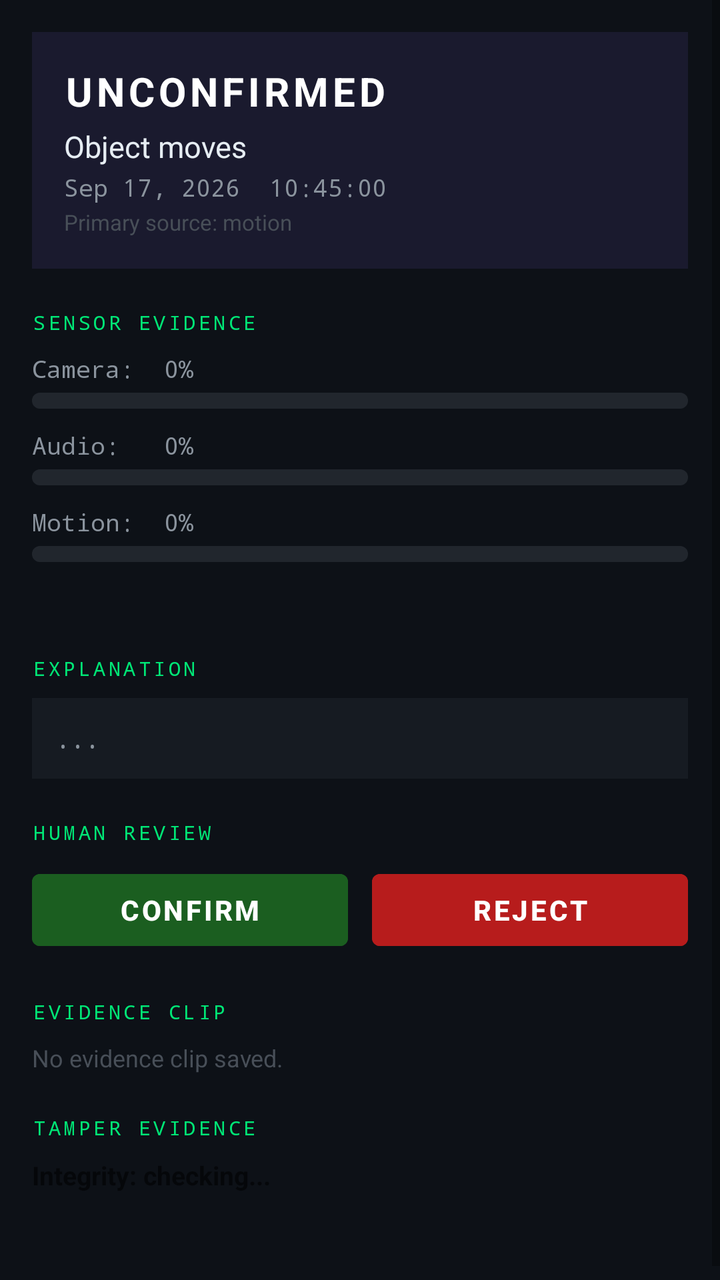
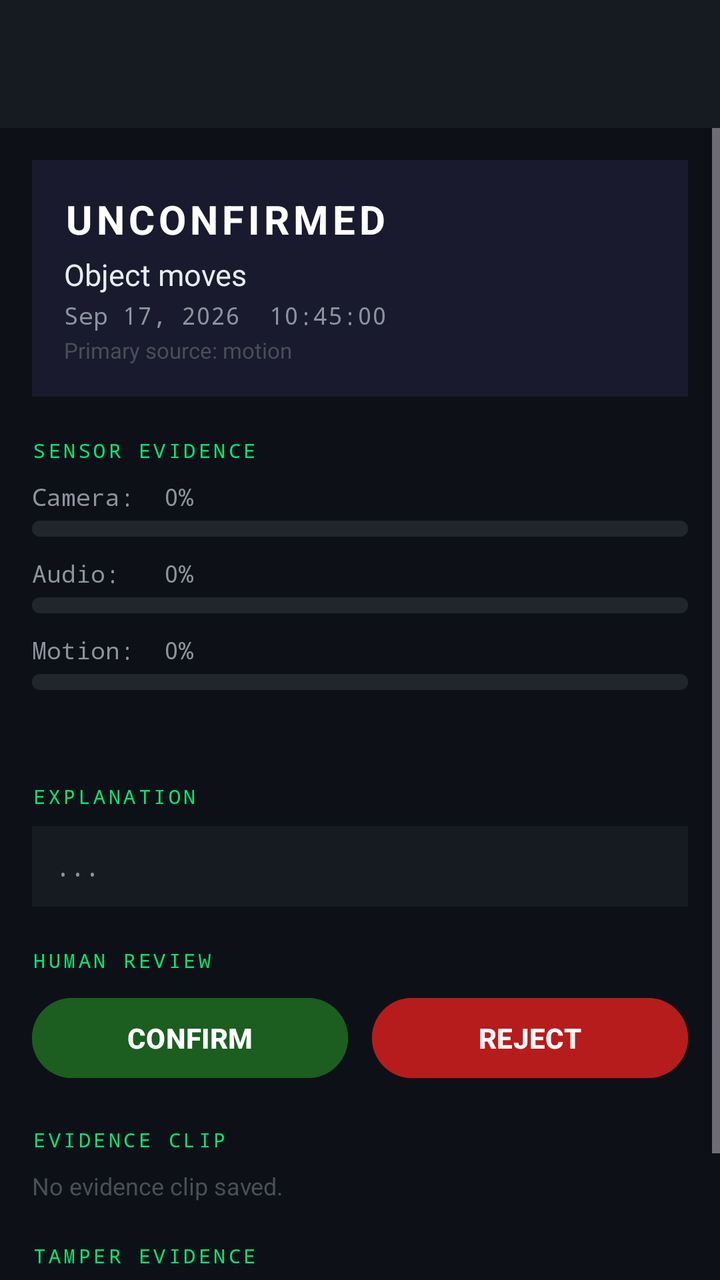

An Android layout rendered at two revisions. The XML below is the earlier revision; the diff shows what the commit changed to produce the second picture.
<!-- AndroidManifest.xml: application theme Theme.TRACE -->
<!-- res/layout/activity_event_detail.xml -->
<?xml version="1.0" encoding="utf-8"?>
<ScrollView xmlns:android="http://schemas.android.com/apk/res/android"
    android:layout_width="match_parent"
    android:layout_height="match_parent"
    android:background="#0D1117">

    <LinearLayout
        android:layout_width="match_parent"
        android:layout_height="wrap_content"
        android:orientation="vertical"
        android:padding="16dp">

        
        <LinearLayout
            android:id="@+id/statusCard"
            android:layout_width="match_parent"
            android:layout_height="wrap_content"
            android:orientation="vertical"
            android:padding="16dp"
            android:background="#1A1A2E">

            <TextView
                android:id="@+id/tvStatus"
                android:layout_width="wrap_content"
                android:layout_height="wrap_content"
                android:textColor="#FFFFFF"
                android:textSize="20sp"
                android:textStyle="bold"
                android:letterSpacing="0.1"
                android:text="UNCONFIRMED" />

            <TextView
                android:id="@+id/tvEventType"
                android:layout_width="wrap_content"
                android:layout_height="wrap_content"
                android:textColor="#E6EDF3"
                android:textSize="15sp"
                android:layout_marginTop="4dp"
                android:text="Object moves" />

            <TextView
                android:id="@+id/tvTimestamp"
                android:layout_width="wrap_content"
                android:layout_height="wrap_content"
                android:textColor="#8B949E"
                android:textSize="12sp"
                android:fontFamily="monospace"
                android:layout_marginTop="2dp"
                android:text="Sep 17, 2026  10:45:00" />

            <TextView
                android:id="@+id/tvSource"
                android:layout_width="wrap_content"
                android:layout_height="wrap_content"
                android:textColor="#484F58"
                android:textSize="11sp"
                android:layout_marginTop="2dp"
                android:text="Primary source: motion" />

        </LinearLayout>

        
        <TextView
            android:layout_width="match_parent"
            android:layout_height="wrap_content"
            android:text="SENSOR EVIDENCE"
            android:textColor="#00E676"
            android:textSize="10sp"
            android:letterSpacing="0.15"
            android:fontFamily="monospace"
            android:layout_marginTop="20dp"
            android:layout_marginBottom="8dp" />

        
        <LinearLayout android:layout_width="match_parent" android:layout_height="wrap_content" android:orientation="vertical" android:layout_marginBottom="10dp">
            <TextView android:id="@+id/tvCameraConf" android:layout_width="match_parent" android:layout_height="wrap_content" android:textColor="#8B949E" android:textSize="12sp" android:fontFamily="monospace" android:text="Camera:  0%" />
            <ProgressBar android:id="@+id/progressCamera" style="@android:style/Widget.ProgressBar.Horizontal" android:layout_width="match_parent" android:layout_height="8dp" android:layout_marginTop="4dp" android:progressTint="#58A6FF" android:progressBackgroundTint="#21262D" android:max="100" android:progress="0" />
        </LinearLayout>

        
        <LinearLayout android:layout_width="match_parent" android:layout_height="wrap_content" android:orientation="vertical" android:layout_marginBottom="10dp">
            <TextView android:id="@+id/tvAudioConf" android:layout_width="match_parent" android:layout_height="wrap_content" android:textColor="#8B949E" android:textSize="12sp" android:fontFamily="monospace" android:text="Audio:   0%" />
            <ProgressBar android:id="@+id/progressAudio" style="@android:style/Widget.ProgressBar.Horizontal" android:layout_width="match_parent" android:layout_height="8dp" android:layout_marginTop="4dp" android:progressTint="#F85149" android:progressBackgroundTint="#21262D" android:max="100" android:progress="0" />
        </LinearLayout>

        
        <LinearLayout android:layout_width="match_parent" android:layout_height="wrap_content" android:orientation="vertical" android:layout_marginBottom="10dp">
            <TextView android:id="@+id/tvMotionConf" android:layout_width="match_parent" android:layout_height="wrap_content" android:textColor="#8B949E" android:textSize="12sp" android:fontFamily="monospace" android:text="Motion:  0%" />
            <ProgressBar android:id="@+id/progressMotion" style="@android:style/Widget.ProgressBar.Horizontal" android:layout_width="match_parent" android:layout_height="8dp" android:layout_marginTop="4dp" android:progressTint="#00E676" android:progressBackgroundTint="#21262D" android:max="100" android:progress="0" />
        </LinearLayout>

        
        <TextView
            android:id="@+id/tvExtraSensors"
            android:layout_width="match_parent"
            android:layout_height="wrap_content"
            android:textColor="#8B949E"
            android:textSize="12sp"
            android:fontFamily="monospace"
            android:layout_marginBottom="10dp"
            android:text="" />

        
        <TextView
            android:layout_width="match_parent"
            android:layout_height="wrap_content"
            android:text="EXPLANATION"
            android:textColor="#00E676"
            android:textSize="10sp"
            android:letterSpacing="0.15"
            android:fontFamily="monospace"
            android:layout_marginTop="10dp"
            android:layout_marginBottom="8dp" />

        <TextView
            android:id="@+id/tvExplanation"
            android:layout_width="match_parent"
            android:layout_height="wrap_content"
            android:padding="12dp"
            android:textColor="#8B949E"
            android:textSize="12sp"
            android:lineSpacingExtra="4dp"
            android:fontFamily="monospace"
            android:background="#161B22"
            android:text="..." />

        
        <TextView
            android:layout_width="match_parent"
            android:layout_height="wrap_content"
            android:text="HUMAN REVIEW"
            android:textColor="#00E676"
            android:textSize="10sp"
            android:letterSpacing="0.15"
            android:fontFamily="monospace"
            android:layout_marginTop="20dp"
            android:layout_marginBottom="8dp" />

        <LinearLayout
            android:layout_width="match_parent"
            android:layout_height="wrap_content"
            android:orientation="horizontal"
            android:weightSum="2">

            <Button
                android:id="@+id/btnConfirm"
                android:layout_width="0dp"
                android:layout_height="wrap_content"
                android:layout_weight="1"
                android:layout_marginEnd="6dp"
                android:text="CONFIRM"
                android:textColor="#FFFFFF"
                android:textStyle="bold"
                android:backgroundTint="#1B5E20" />

            <Button
                android:id="@+id/btnReject"
                android:layout_width="0dp"
                android:layout_height="wrap_content"
                android:layout_weight="1"
                android:layout_marginStart="6dp"
                android:text="REJECT"
                android:textColor="#FFFFFF"
                android:textStyle="bold"
                android:backgroundTint="#B71C1C" />

        </LinearLayout>

        
        <TextView
            android:layout_width="match_parent"
            android:layout_height="wrap_content"
            android:text="EVIDENCE CLIP"
            android:textColor="#00E676"
            android:textSize="10sp"
            android:letterSpacing="0.15"
            android:fontFamily="monospace"
            android:layout_marginTop="20dp"
            android:layout_marginBottom="8dp" />

        <TextView
            android:id="@+id/tvEvidenceStatus"
            android:layout_width="match_parent"
            android:layout_height="wrap_content"
            android:textColor="#484F58"
            android:textSize="12sp"
            android:text="No evidence clip saved." />

        <Button
            android:id="@+id/btnPlayEvidence"
            android:layout_width="match_parent"
            android:layout_height="wrap_content"
            android:layout_marginTop="8dp"
            android:text="PLAY EVIDENCE CLIP"
            android:textColor="#000000"
            android:textStyle="bold"
            android:backgroundTint="#00E676"
            android:visibility="gone" />

        
        <TextView
            android:layout_width="match_parent"
            android:layout_height="wrap_content"
            android:text="TAMPER EVIDENCE"
            android:textColor="#00E676"
            android:textSize="10sp"
            android:letterSpacing="0.15"
            android:fontFamily="monospace"
            android:layout_marginTop="20dp"
            android:layout_marginBottom="8dp" />

        <TextView
            android:id="@+id/tvHashStatus"
            android:layout_width="match_parent"
            android:layout_height="wrap_content"
            android:textSize="13sp"
            android:textStyle="bold"
            android:text="Integrity: checking..." />

        <TextView
            android:id="@+id/tvHashValue"
            android:layout_width="match_parent"
            android:layout_height="wrap_content"
            android:textColor="#484F58"
            android:textSize="11sp"
            android:fontFamily="monospace"
            android:layout_marginTop="4dp"
            android:layout_marginBottom="16dp"
            android:text="" />

    </LinearLayout>
</ScrollView>
<!-- resources referenced by this layout -->
<resources>
  <style name="Theme.TRACE" parent="Theme.MaterialComponents.DayNight.NoActionBar">
          <item name="colorPrimary">#00E676</item>
          <item name="colorPrimaryVariant">#00C853</item>
          <item name="colorOnPrimary">#000000</item>
          <item name="colorSurface">#161B22</item>
          <item name="colorOnSurface">#E6EDF3</item>
          <item name="android:windowBackground">#0D1117</item>
      </style>
</resources>

<!-- the commit's change to res/layout/activity_event_detail.xml (unified diff, before → after) -->
@@ -1,8 +1,24 @@
 <?xml version="1.0" encoding="utf-8"?>
-<ScrollView xmlns:android="http://schemas.android.com/apk/res/android"
+<LinearLayout xmlns:android="http://schemas.android.com/apk/res/android"
+    xmlns:app="http://schemas.android.com/apk/res-auto"
     android:layout_width="match_parent"
     android:layout_height="match_parent"
-    android:background="#0D1117">
+    android:orientation="vertical"
+    android:background="?attr/colorSurface">
+
+    
+    <com.google.android.material.appbar.MaterialToolbar
+        android:id="@+id/toolbar"
+        android:layout_width="match_parent"
+        android:layout_height="?attr/actionBarSize"
+        android:background="?attr/colorSurfaceVariant"
+        app:titleTextColor="?attr/colorPrimary"
+        app:navigationIconTint="?attr/colorPrimary" />
+
+    <ScrollView
+        android:layout_width="match_parent"
+        android:layout_height="0dp"
+        android:layout_weight="1">
 
     <LinearLayout
         android:layout_width="match_parent"
@@ -17,7 +33,7 @@
             android:layout_height="wrap_content"
             android:orientation="vertical"
             android:padding="16dp"
-            android:background="#1A1A2E">
+            android:background="@color/trace_surface_elevated">
 
             <TextView
                 android:id="@+id/tvStatus"
@@ -33,7 +49,7 @@
                 android:id="@+id/tvEventType"
                 android:layout_width="wrap_content"
                 android:layout_height="wrap_content"
-                android:textColor="#E6EDF3"
+                android:textColor="?attr/colorOnSurface"
                 android:textSize="15sp"
                 android:layout_marginTop="4dp"
                 android:text="Object moves" />
@@ -42,7 +58,7 @@
                 android:id="@+id/tvTimestamp"
                 android:layout_width="wrap_content"
                 android:layout_height="wrap_content"
-                android:textColor="#8B949E"
+                android:textColor="?attr/colorOnSurfaceVariant"
                 android:textSize="12sp"
                 android:fontFamily="monospace"
                 android:layout_marginTop="2dp"
@@ -52,7 +68,7 @@
                 android:id="@+id/tvSource"
                 android:layout_width="wrap_content"
                 android:layout_height="wrap_content"
-                android:textColor="#484F58"
+                android:textColor="@color/trace_text_hint"
                 android:textSize="11sp"
                 android:layout_marginTop="2dp"
                 android:text="Primary source: motion" />
@@ -64,7 +80,7 @@
             android:layout_width="match_parent"
             android:layout_height="wrap_content"
             android:text="SENSOR EVIDENCE"
-            android:textColor="#00E676"
+            android:textColor="?attr/colorPrimary"
             android:textSize="10sp"
             android:letterSpacing="0.15"
             android:fontFamily="monospace"
@@ -73,20 +89,20 @@
 
         
         <LinearLayout android:layout_width="match_parent" android:layout_height="wrap_content" android:orientation="vertical" android:layout_marginBottom="10dp">
-            <TextView android:id="@+id/tvCameraConf" android:layout_width="match_parent" android:layout_height="wrap_content" android:textColor="#8B949E" android:textSize="12sp" android:fontFamily="monospace" android:text="Camera:  0%" />
-            <ProgressBar android:id="@+id/progressCamera" style="@android:style/Widget.ProgressBar.Horizontal" android:layout_width="match_parent" android:layout_height="8dp" android:layout_marginTop="4dp" android:progressTint="#58A6FF" android:progressBackgroundTint="#21262D" android:max="100" android:progress="0" />
+            <TextView android:id="@+id/tvCameraConf" android:layout_width="match_parent" android:layout_height="wrap_content" android:textColor="?attr/colorOnSurfaceVariant" android:textSize="12sp" android:fontFamily="monospace" android:text="Camera:  0%" />
+            <ProgressBar android:id="@+id/progressCamera" style="@android:style/Widget.ProgressBar.Horizontal" android:layout_width="match_parent" android:layout_height="8dp" android:layout_marginTop="4dp" android:progressTint="@color/trace_sensor_camera" android:progressBackgroundTint="?attr/colorOutlineVariant" android:max="100" android:progress="0" />
         </LinearLayout>
 
         
         <LinearLayout android:layout_width="match_parent" android:layout_height="wrap_content" android:orientation="vertical" android:layout_marginBottom="10dp">
-            <TextView android:id="@+id/tvAudioConf" android:layout_width="match_parent" android:layout_height="wrap_content" android:textColor="#8B949E" android:textSize="12sp" android:fontFamily="monospace" android:text="Audio:   0%" />
-            <ProgressBar android:id="@+id/progressAudio" style="@android:style/Widget.ProgressBar.Horizontal" android:layout_width="match_parent" android:layout_height="8dp" android:layout_marginTop="4dp" android:progressTint="#F85149" android:progressBackgroundTint="#21262D" android:max="100" android:progress="0" />
+            <TextView android:id="@+id/tvAudioConf" android:layout_width="match_parent" android:layout_height="wrap_content" android:textColor="?attr/colorOnSurfaceVariant" android:textSize="12sp" android:fontFamily="monospace" android:text="Audio:   0%" />
+            <ProgressBar android:id="@+id/progressAudio" style="@android:style/Widget.ProgressBar.Horizontal" android:layout_width="match_parent" android:layout_height="8dp" android:layout_marginTop="4dp" android:progressTint="@color/trace_sensor_audio" android:progressBackgroundTint="?attr/colorOutlineVariant" android:max="100" android:progress="0" />
         </LinearLayout>
 
         
         <LinearLayout android:layout_width="match_parent" android:layout_height="wrap_content" android:orientation="vertical" android:layout_marginBottom="10dp">
-            <TextView android:id="@+id/tvMotionConf" android:layout_width="match_parent" android:layout_height="wrap_content" android:textColor="#8B949E" android:textSize="12sp" android:fontFamily="monospace" android:text="Motion:  0%" />
-            <ProgressBar android:id="@+id/progressMotion" style="@android:style/Widget.ProgressBar.Horizontal" android:layout_width="match_parent" android:layout_height="8dp" android:layout_marginTop="4dp" android:progressTint="#00E676" android:progressBackgroundTint="#21262D" android:max="100" android:progress="0" />
+            <TextView android:id="@+id/tvMotionConf" android:layout_width="match_parent" android:layout_height="wrap_content" android:textColor="?attr/colorOnSurfaceVariant" android:textSize="12sp" android:fontFamily="monospace" android:text="Motion:  0%" />
+            <ProgressBar android:id="@+id/progressMotion" style="@android:style/Widget.ProgressBar.Horizontal" android:layout_width="match_parent" android:layout_height="8dp" android:layout_marginTop="4dp" android:progressTint="@color/trace_sensor_motion" android:progressBackgroundTint="?attr/colorOutlineVariant" android:max="100" android:progress="0" />
         </LinearLayout>
 
         
@@ -94,7 +110,7 @@
             android:id="@+id/tvExtraSensors"
             android:layout_width="match_parent"
             android:layout_height="wrap_content"
-            android:textColor="#8B949E"
+            android:textColor="?attr/colorOnSurfaceVariant"
             android:textSize="12sp"
             android:fontFamily="monospace"
             android:layout_marginBottom="10dp"
@@ -105,7 +121,7 @@
             android:layout_width="match_parent"
             android:layout_height="wrap_content"
             android:text="EXPLANATION"
-            android:textColor="#00E676"
+            android:textColor="?attr/colorPrimary"
             android:textSize="10sp"
             android:letterSpacing="0.15"
             android:fontFamily="monospace"
@@ -117,11 +133,11 @@
             android:layout_width="match_parent"
             android:layout_height="wrap_content"
             android:padding="12dp"
-            android:textColor="#8B949E"
+            android:textColor="?attr/colorOnSurfaceVariant"
             android:textSize="12sp"
             android:lineSpacingExtra="4dp"
             android:fontFamily="monospace"
-            android:background="#161B22"
+            android:background="?attr/colorSurfaceVariant"
             android:text="..." />
 
         
@@ -129,7 +145,7 @@
             android:layout_width="match_parent"
             android:layout_height="wrap_content"
             android:text="HUMAN REVIEW"
-            android:textColor="#00E676"
+            android:textColor="?attr/colorPrimary"
             android:textSize="10sp"
             android:letterSpacing="0.15"
             android:fontFamily="monospace"
@@ -151,7 +167,7 @@
                 android:text="CONFIRM"
                 android:textColor="#FFFFFF"
                 android:textStyle="bold"
-                android:backgroundTint="#1B5E20" />
+                android:backgroundTint="@color/trace_status_confirmed_surface" />
 
             <Button
                 android:id="@+id/btnReject"
@@ -162,7 +178,7 @@
                 android:text="REJECT"
                 android:textColor="#FFFFFF"
                 android:textStyle="bold"
-                android:backgroundTint="#B71C1C" />
+                android:backgroundTint="@color/trace_status_rejected_surface" />
 
         </LinearLayout>
 
@@ -171,7 +187,7 @@
             android:layout_width="match_parent"
             android:layout_height="wrap_content"
             android:text="EVIDENCE CLIP"
-            android:textColor="#00E676"
+            android:textColor="?attr/colorPrimary"
             android:textSize="10sp"
             android:letterSpacing="0.15"
             android:fontFamily="monospace"
@@ -182,7 +198,7 @@
             android:id="@+id/tvEvidenceStatus"
             android:layout_width="match_parent"
             android:layout_height="wrap_content"
-            android:textColor="#484F58"
+            android:textColor="@color/trace_text_hint"
             android:textSize="12sp"
             android:text="No evidence clip saved." />
 
@@ -192,9 +208,9 @@
             android:layout_height="wrap_content"
             android:layout_marginTop="8dp"
             android:text="PLAY EVIDENCE CLIP"
-            android:textColor="#000000"
+            android:textColor="?attr/colorOnPrimary"
             android:textStyle="bold"
-            android:backgroundTint="#00E676"
+            android:backgroundTint="?attr/colorPrimary"
             android:visibility="gone" />
 
         
@@ -202,7 +218,7 @@
             android:layout_width="match_parent"
             android:layout_height="wrap_content"
             android:text="TAMPER EVIDENCE"
-            android:textColor="#00E676"
+            android:textColor="?attr/colorPrimary"
             android:textSize="10sp"
             android:letterSpacing="0.15"
             android:fontFamily="monospace"
@@ -221,7 +237,7 @@
             android:id="@+id/tvHashValue"
             android:layout_width="match_parent"
             android:layout_height="wrap_content"
-            android:textColor="#484F58"
+            android:textColor="@color/trace_text_hint"
             android:textSize="11sp"
             android:fontFamily="monospace"
             android:layout_marginTop="4dp"
@@ -229,4 +245,5 @@
             android:text="" />
 
     </LinearLayout>
-</ScrollView>
+    </ScrollView>
+</LinearLayout>
<!-- resource entries referenced after the edit -->
@@ -1,12 +1,72 @@
 <!-- resources referenced by this layout -->
 <resources>
-  <style name="Theme.TRACE" parent="Theme.MaterialComponents.DayNight.NoActionBar">
-          <item name="colorPrimary">#00E676</item>
-          <item name="colorPrimaryVariant">#00C853</item>
-          <item name="colorOnPrimary">#000000</item>
-          <item name="colorSurface">#161B22</item>
-          <item name="colorOnSurface">#E6EDF3</item>
-          <item name="android:windowBackground">#0D1117</item>
+  <color name="trace_sensor_audio">#F85149</color>
+  <color name="trace_sensor_camera">#58A6FF</color>
+  <color name="trace_sensor_motion">#00E676</color>
+  <color name="trace_status_confirmed_surface">#1B5E20</color>
+  <color name="trace_status_rejected_surface">#B71C1C</color>
+  <color name="trace_surface_elevated">#1A1A2E</color>
+  <color name="trace_text_hint">#484F58</color>
+  <style name="Theme.TRACE" parent="Theme.Material3.Dark.NoActionBar">
+  
+          
+          <item name="colorPrimary">@color/trace_primary</item>
+          <item name="colorOnPrimary">@color/trace_on_primary</item>
+          <item name="colorPrimaryContainer">@color/trace_primary_container</item>
+          <item name="colorOnPrimaryContainer">@color/trace_on_primary_container</item>
+          <item name="colorSecondary">@color/trace_secondary</item>
+          <item name="colorOnSecondary">@color/trace_on_secondary</item>
+          <item name="colorSecondaryContainer">@color/trace_secondary_container</item>
+          <item name="colorOnSecondaryContainer">@color/trace_on_secondary_container</item>
+          <item name="colorTertiary">@color/trace_tertiary</item>
+          <item name="colorOnTertiary">@color/trace_on_tertiary</item>
+          <item name="colorTertiaryContainer">@color/trace_tertiary_container</item>
+          <item name="colorOnTertiaryContainer">@color/trace_on_tertiary_container</item>
+          <item name="colorError">@color/trace_error</item>
+          <item name="colorOnError">@color/trace_on_error</item>
+          <item name="colorErrorContainer">@color/trace_error_container</item>
+          <item name="colorOnErrorContainer">@color/trace_on_error_container</item>
+  
+          
+          <item name="colorSurface">@color/trace_surface</item>
+          <item name="colorOnSurface">@color/trace_on_surface</item>
+          <item name="colorSurfaceVariant">@color/trace_surface_variant</item>
+          <item name="colorOnSurfaceVariant">@color/trace_on_surface_variant</item>
+          <item name="colorSurfaceInverse">@color/trace_inverse_surface</item>
+          <item name="colorOnSurfaceInverse">@color/trace_inverse_on_surface</item>
+          <item name="colorPrimaryInverse">@color/trace_inverse_primary</item>
+          <item name="colorOutline">@color/trace_outline</item>
+          <item name="colorOutlineVariant">@color/trace_outline_variant</item>
+          <item name="colorOnBackground">@color/trace_on_surface</item>
+          <item name="android:colorBackground">@color/trace_surface</item>
+          <item name="android:windowBackground">@color/trace_surface</item>
+          <item name="android:statusBarColor">@color/trace_surface</item>
+          <item name="android:navigationBarColor">@color/trace_surface</item>
       </style>
+  <color name="trace_primary">#00E676</color>
+  <color name="trace_on_primary">#000000</color>
+  <color name="trace_primary_container">#00401F</color>
+  <color name="trace_on_primary_container">#6CFFA5</color>
+  <color name="trace_secondary">#58A6FF</color>
+  <color name="trace_on_secondary">#001B33</color>
+  <color name="trace_secondary_container">#12314C</color>
+  <color name="trace_on_secondary_container">#CFE4FF</color>
+  <color name="trace_tertiary">#FFD600</color>
+  <color name="trace_on_tertiary">#2A2100</color>
+  <color name="trace_tertiary_container">#4A3D00</color>
+  <color name="trace_on_tertiary_container">#FFE680</color>
+  <color name="trace_error">#F85149</color>
+  <color name="trace_on_error">#000000</color>
+  <color name="trace_error_container">#7A1D19</color>
+  <color name="trace_on_error_container">#FFDAD6</color>
+  <color name="trace_surface">#0D1117</color>
+  <color name="trace_on_surface">#E6EDF3</color>
+  <color name="trace_surface_variant">#161B22</color>
+  <color name="trace_on_surface_variant">#8B949E</color>
+  <color name="trace_inverse_surface">#E6EDF3</color>
+  <color name="trace_inverse_on_surface">#161B22</color>
+  <color name="trace_inverse_primary">#00C853</color>
+  <color name="trace_outline">#30363D</color>
+  <color name="trace_outline_variant">#21262D</color>
 </resources>
 
